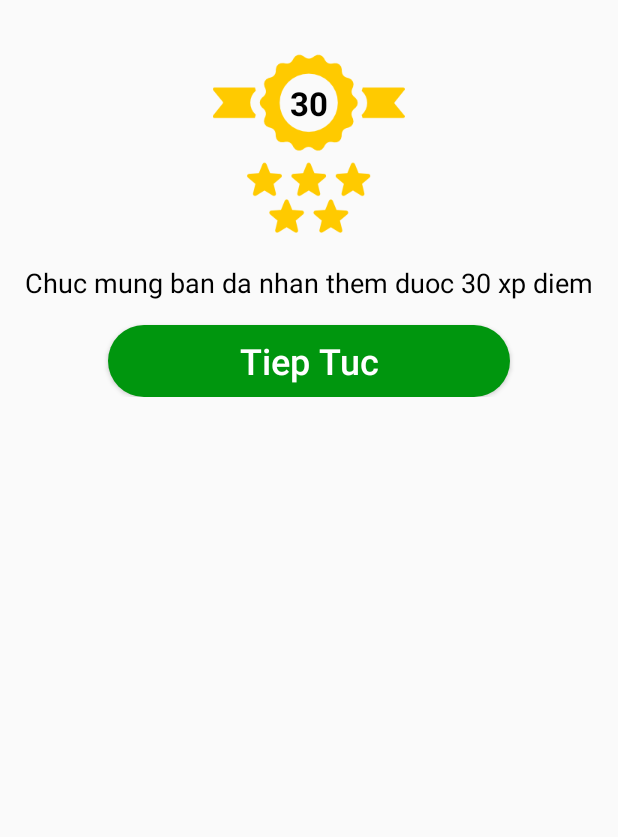
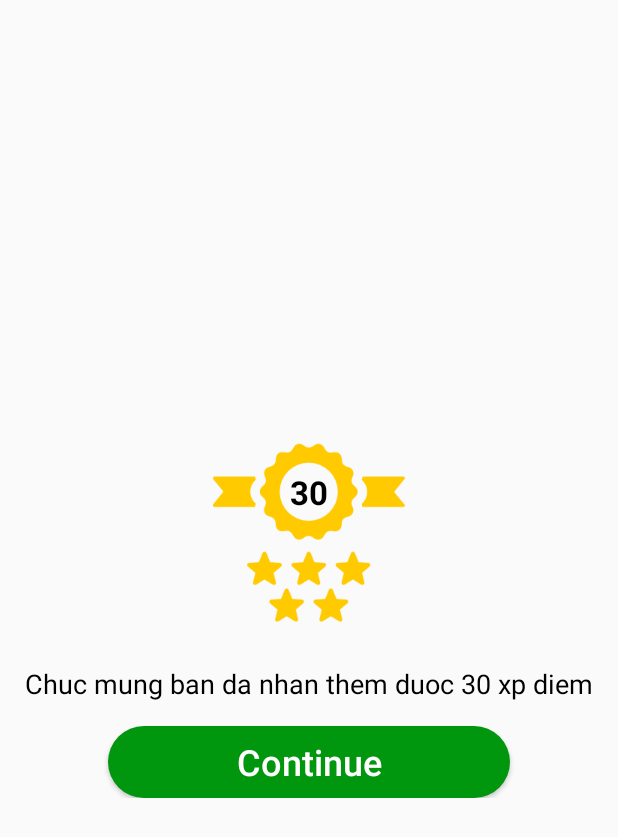
Before and after one commit to tinhpt-Labiablabs/rwenglish-android, an Android app: the layout activity_reward_finish_popup.xml on its own in the app's theme, with its tools: preview values and no code run, on a phone screen of 412 x 824 dp. Shown: the top 837 px of the screen. Run offline under Robolectric (Android 15) with nearby library versions, the phone set to English and light mode, and no system bars.

Commit message:
show reward popup as dialog

```diff
--- a/app/src/main/AndroidManifest.xml
+++ b/app/src/main/AndroidManifest.xml
@@ -21,6 +21,10 @@
             android:screenOrientation="portrait" />
         <activity android:name=".Views.HomeActivity"
             android:screenOrientation="portrait"/>
+        <activity android:name=".Views.RewardFinishPopup"
+            android:theme="@style/PopupThem"
+            android:configChanges="orientation|locale"
+            android:label="" />
     </application>
 
 </manifest>
--- a/app/src/main/java/labianlabs/tinhpt/rwenglish/Model/FakeData.kt
+++ b/app/src/main/java/labianlabs/tinhpt/rwenglish/Model/FakeData.kt
@@ -43,6 +43,6 @@ class FakeData() {
         v12.isDisplayImage = true; v12c.isDisplayImage = false
 
 //        return arrayListOf(v1, v1c, v2, v2c, v3, v3c, v4, v4c, v5, v5c, v6, v6c, v7, v7c, v8, v8c, v9, v9c, v10, v10c, v11, v11c, v12, v12c)
-        return arrayListOf(v1, v1c, v2, v2c, v3, v3c, v4, v4c, v5, v5c, v6, v6c, v7, v7c, v8, v8c, v9, v9c, v10, v10c, v11, v11c,v1c,v1,v2c,v2,v4,v4c)
+        return arrayListOf(v1, v1c, v2, v2c, v3, v3c)
     }
 }
--- /dev/null
+++ b/app/src/main/res/drawable/bg_popup_them.xml
@@ -0,0 +1,6 @@
+<?xml version="1.0" encoding="utf-8"?>
+<shape xmlns:android="http://schemas.android.com/apk/res/android"
+    android:shape="rectangle">
+    <corners android:radius="20dp" />
+    <solid android:color="#ffffff" />
+</shape>
--- a/app/src/main/res/layout/activity_reward_finish_popup.xml
+++ b/app/src/main/res/layout/activity_reward_finish_popup.xml
@@ -1,47 +1,57 @@
 <?xml version="1.0" encoding="utf-8"?>
-<android.support.constraint.ConstraintLayout xmlns:android="http://schemas.android.com/apk/res/android"
+<RelativeLayout xmlns:android="http://schemas.android.com/apk/res/android"
     android:layout_width="match_parent"
-    android:paddingVertical="32dp"
+    android:layout_height="match_parent">
+
+    <android.support.constraint.ConstraintLayout xmlns:app="http://schemas.android.com/apk/res-auto"
+        android:layout_width="match_parent"
         android:layout_height="wrap_content"
-    xmlns:app="http://schemas.android.com/apk/res-auto">
+        android:layout_centerInParent="true"
+        android:paddingVertical="32dp">
+
         <ImageView
-        app:layout_constraintTop_toTopOf="parent"
             android:id="@+id/image_title"
+            android:layout_width="match_parent"
+            android:layout_height="wrap_content"
             android:src="@drawable/ic_badge"
-        android:layout_width="match_parent"
-        android:layout_height="wrap_content" />
+            app:layout_constraintTop_toTopOf="parent" />
+
         <TextView
+            android:id="@+id/text_xp"
+            android:layout_width="wrap_content"
+            android:layout_height="wrap_content"
+            android:layout_marginTop="22dp"
+            android:text="30"
             android:textColor="#000"
-        android:layout_marginTop="22dp"
-        app:layout_constraintRight_toRightOf="@id/image_title"
-        app:layout_constraintLeft_toLeftOf="@id/image_title"
-        app:layout_constraintTop_toTopOf="@id/image_title"
-        android:id="@+id/text_xp"
             android:textSize="22sp"
             android:textStyle="bold"
-        android:text="30"
-        android:layout_width="wrap_content"
-        android:layout_height="wrap_content" />
+            app:layout_constraintLeft_toLeftOf="@id/image_title"
+            app:layout_constraintRight_toRightOf="@id/image_title"
+            app:layout_constraintTop_toTopOf="@id/image_title" />
+
         <TextView
             android:id="@+id/text_title"
+            android:layout_width="match_parent"
+            android:layout_height="wrap_content"
+            android:layout_marginHorizontal="16dp"
+            android:layout_marginTop="24dp"
+            android:text="Chuc mung ban da nhan them duoc 30 xp diem"
             android:textAlignment="center"
-        android:layout_marginHorizontal="16dp"
-        android:layout_marginTop="16dp"
-        app:layout_constraintTop_toBottomOf="@id/image_title"
             android:textColor="#000"
             android:textSize="18sp"
-        android:text="Chuc mung ban da nhan them duoc 30 xp diem"
+            app:layout_constraintTop_toBottomOf="@id/image_title" />
+
+        <Button
+            android:id="@+id/btn_continue"
             android:layout_width="match_parent"
-        android:layout_height="wrap_content" />
-    <Button
+            android:layout_height="wrap_content"
+            android:layout_marginHorizontal="72dp"
+            android:layout_marginTop="16dp"
+            android:background="@drawable/bg_button_continue"
+            android:text="@string/action_all_continue"
+            android:textAllCaps="false"
             android:textColor="#ffff"
-        android:background="@drawable/bg_button_continue"
             android:textSize="24sp"
-        android:textAllCaps="false"
-        android:layout_marginTop="16dp"
-         app:layout_constraintTop_toBottomOf="@id/text_title"
-        android:layout_marginHorizontal="72dp"
-        android:text="Tiep Tuc"
-        android:layout_width="match_parent"
-        android:layout_height="wrap_content" />
+            app:layout_constraintTop_toBottomOf="@id/text_title" />
     </android.support.constraint.ConstraintLayout>
+</RelativeLayout>
--- a/app/src/main/res/values/strings.xml
+++ b/app/src/main/res/values/strings.xml
@@ -3,4 +3,5 @@
     <string name="title_landing">Remember Word English \n The best for you</string>
     <string name="action_all_start">Start</string>
     <string name="action_all_exit">Exit</string>
+    <string name="action_all_continue">Continue</string>
 </resources>
--- a/app/src/main/res/values/styles.xml
+++ b/app/src/main/res/values/styles.xml
@@ -8,4 +8,10 @@
         <item name="colorAccent">@color/colorAccent</item>
     </style>
 
+    <style name="PopupThem" parent="Theme.AppCompat.Light.Dialog">
+        <item name="windowNoTitle">true</item>
+        <item name="windowActionBar">false</item>
+        <item name="android:windowBackground">@drawable/bg_popup_them</item>
+    </style>
+
 </resources>
```
Also changed, not shown: app/src/main/java/labianlabs/tinhpt/rwenglish/Utils/KeyUtils.kt (added, +10 -0 lines), app/src/main/java/labianlabs/tinhpt/rwenglish/Views/MainActivity.kt (+20 -7 lines), app/src/main/java/labianlabs/tinhpt/rwenglish/Views/RewardFinishPopup.kt (+71 -1 lines). Lines whose indentation alone changed are shown as unchanged.
